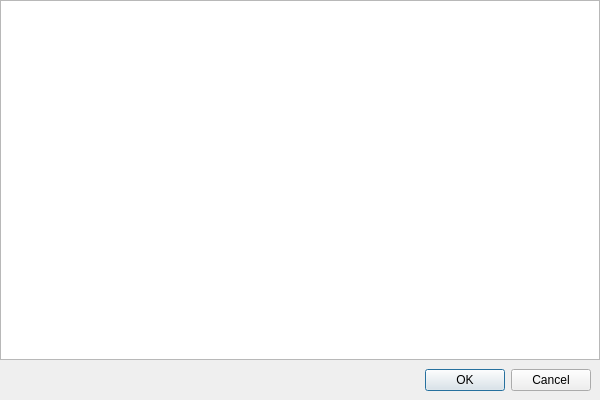
The window that src/home/flibrary/gui/dialogs/GenreFilterDialog.ui (heimdallr/books) describes before a commit, drawn with Qt 5.
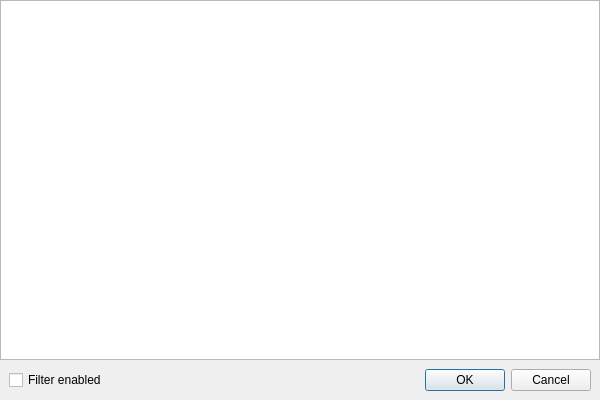
The same window after the commit.

Commit message: #855 В диалог добавлена галка

Patch:
```diff
--- a/src/home/flibrary/gui/dialogs/GenreFilterDialog.ui
+++ b/src/home/flibrary/gui/dialogs/GenreFilterDialog.ui
@@ -53,6 +53,13 @@
      <property name="bottomMargin">
       <number>9</number>
      </property>
+     <item>
+      <widget class="QCheckBox" name="checkBoxFilterEnabled">
+       <property name="text">
+        <string>Filter enabled</string>
+       </property>
+      </widget>
+     </item>
      <item>
       <widget class="QDialogButtonBox" name="buttons">
        <property name="standardButtons">
```
The commit also changes 2 other files.
